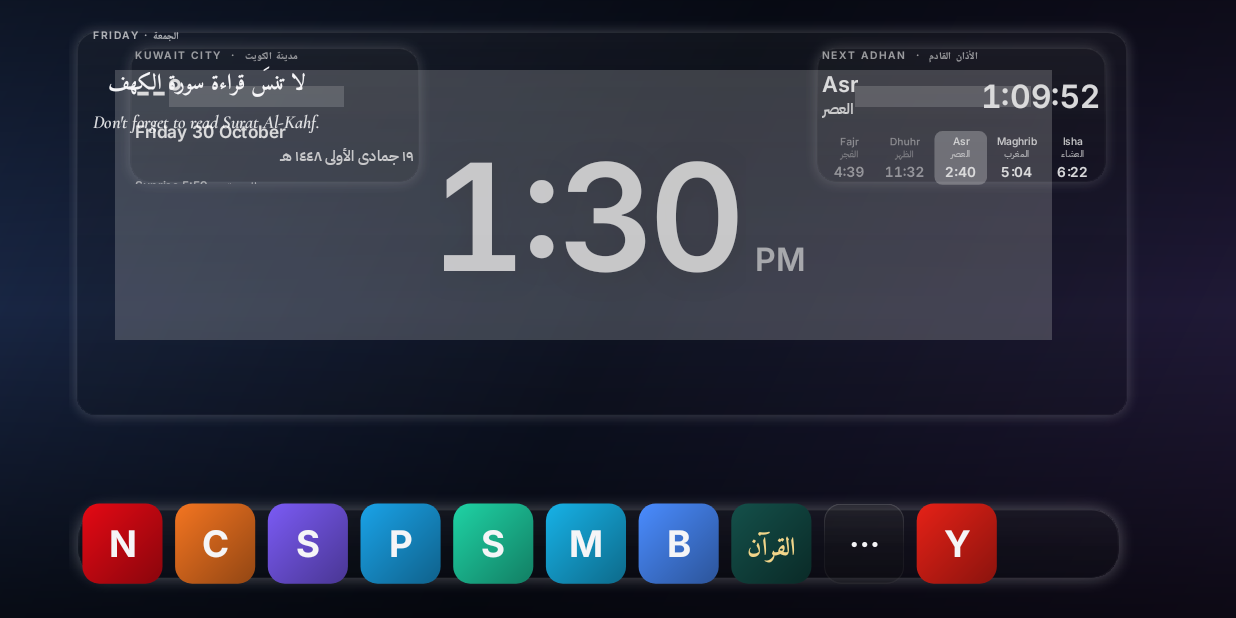
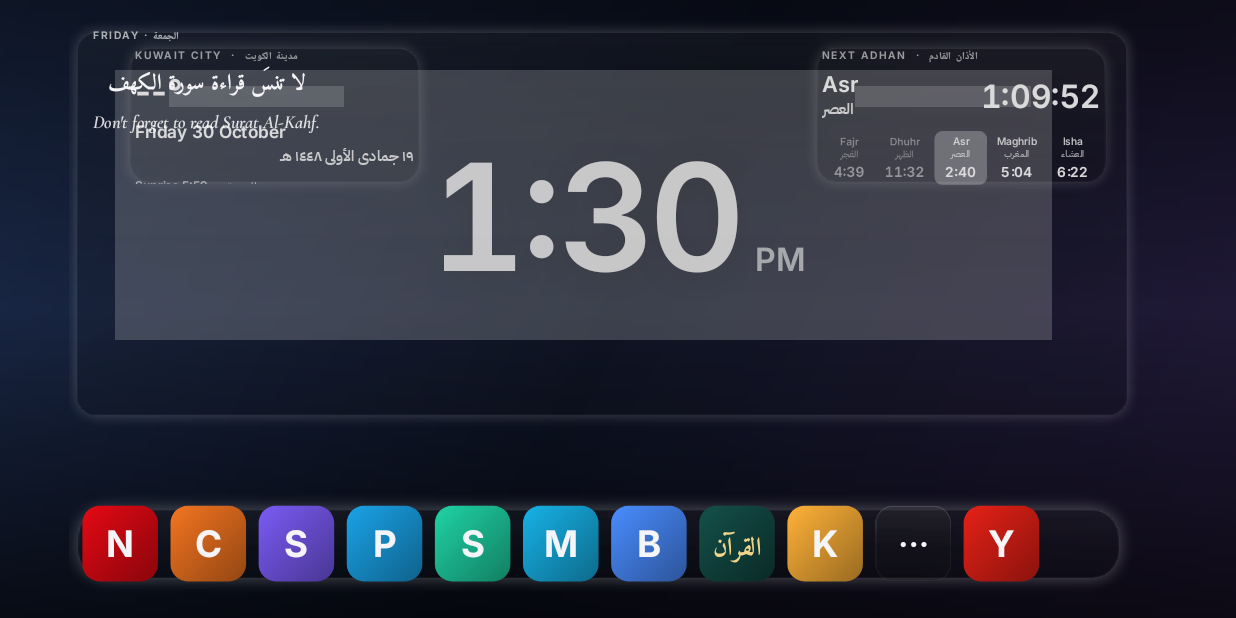
Before and after one commit to alshaheendr-prog/tv-home, an Android app: the screen it shows after launch (MainActivity), on a phone screen of 824 x 412 dp (held sideways). Run offline under Robolectric (Android 15) with nearby library versions, the phone set to English and light mode, and no system bars.

```diff
--- a/app/src/main/java/com/family/tvhome/MainActivity.java
+++ b/app/src/main/java/com/family/tvhome/MainActivity.java
@@ -101,6 +101,7 @@ public class MainActivity extends Activity {
             new Dock("kodi", "Movies & Shows", 0xFF17B2E7, "org.xbmc.kodi", "org.videolan.vlc"),
             new Dock("browser", "Browser", 0xFF4A8CFF, "com.tcl.browser", "com.phlox.tvwebbrowser", "org.mozilla.firefox", "com.android.chrome"),
             new Dock("quran", "Quran · القرآن", 0xFFE8C97A),
+            new Dock("kids", "Kids Corner", 0xFFFFB238, "com.family.kids"),
             new Dock("apps", "All apps", 0xFF8A8FA8),
             new Dock("yt", "YouTube", 0xFFE62117, "com.google.android.youtube.tv", "com.google.android.youtube"),
     };
@@ -514,7 +515,7 @@ public class MainActivity extends Activity {
         stage.addView(pillText, at(-2, -2, Gravity.TOP | Gravity.CENTER_HORIZONTAL, 0, 60));
     }
 
-    static final int TILE = 140, DOCK_H = 188, DOCK_Y = 36;
+    static final int TILE = 132, DOCK_H = 188, DOCK_Y = 36;
 
     /** Bottom: the app dock, centred. Moving across it magnifies the focused app and, a little, its neighbours. */
     private void buildBottom() {
@@ -847,6 +848,7 @@ public class MainActivity extends Activity {
             case "yt": openPin(false); return;
             case "apps": openApps("apps"); return;
             case "quran": openQuran(); return;
+            case "kids": if (!launch("com.family.kids")) toast("Kids Corner isn't installed yet. Run Update TV on the PC."); return;
             default:
                 if (launchAny(d.pkgs, dockSearchName(d))) return;
                 toast(d.name + " isn't installed yet. Opening the Play Store…");
```
